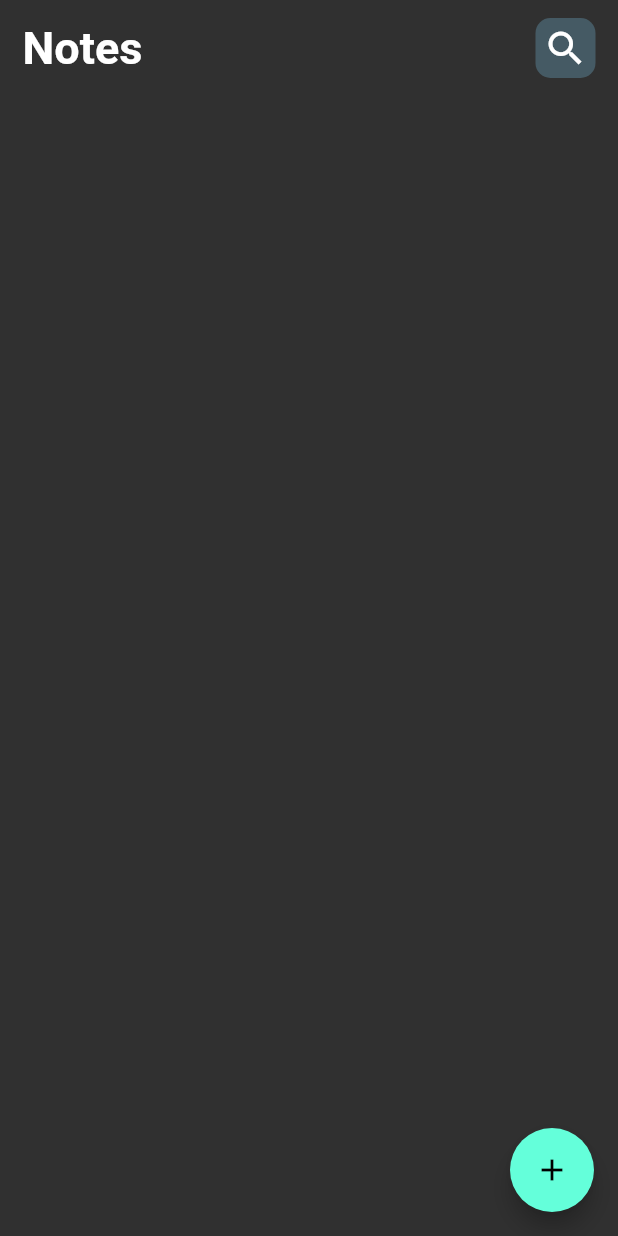
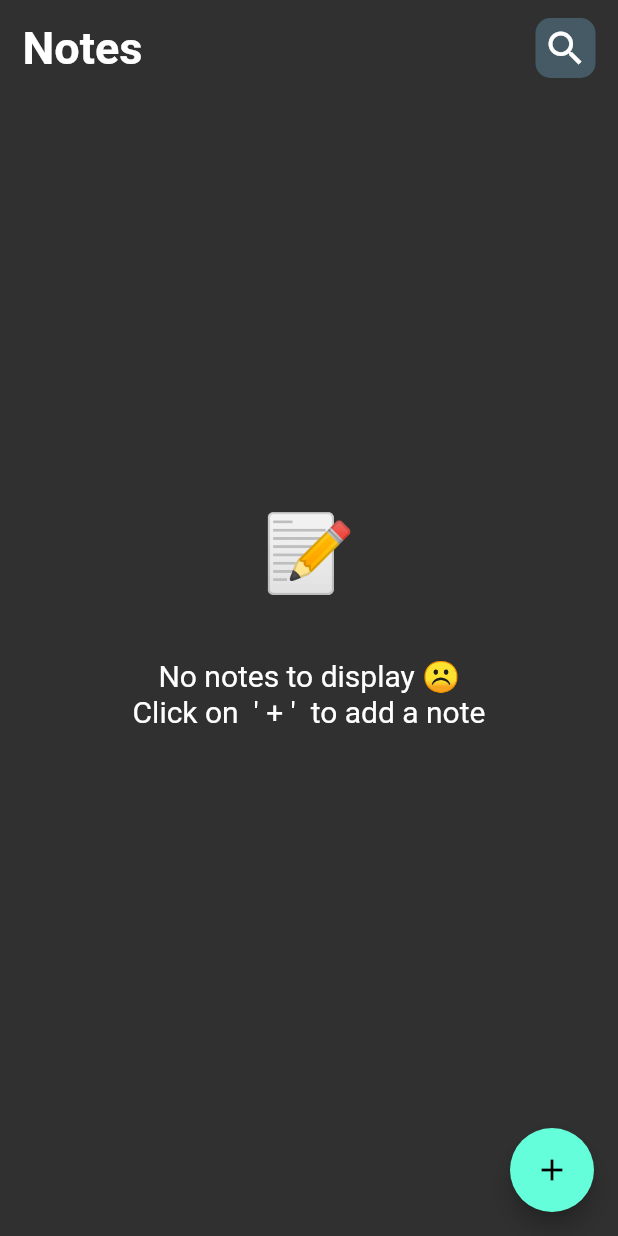
Before and after one commit to Amal4m41/Notes-App-Flutter, a Flutter app: the screen it shows after launch, on a phone screen of 412 x 824 dp. Run offline on Flutter 3.47's test engine with Material 2 defaults, Android fonts, the phone set to English and light mode, and no system bars; our stand-ins replace flutter_colorpicker, sqflite; accounts and stored records are empty.

Commit message:
Fixed displaying date issue for note tiles. Added empty notes screen.

```diff
--- /dev/null
+++ b/lib/components/notes_empty_message.dart
@@ -0,0 +1,26 @@
+import 'package:flutter/material.dart';
+import 'package:notes_app/utils/widget_functions.dart';
+
+class NotesEmptyMessage extends StatelessWidget {
+  const NotesEmptyMessage({Key? key}) : super(key: key);
+
+  @override
+  Widget build(BuildContext context) {
+    return Column(
+      mainAxisAlignment: MainAxisAlignment.center,
+      children: [
+        const Text("📝", style: TextStyle(fontSize: 50)),
+        getVerticalSpace(40),
+        const Text(
+          "No notes to display ☹",
+          style: TextStyle(fontSize: 20),
+        ),
+        const Text(
+          "Click on  ' + '  to add a note",
+          style: TextStyle(fontSize: 20),
+        ),
+        getVerticalSpace(60),
+      ],
+    );
+  }
+}
--- a/lib/components/notes_staggered_grid_view.dart
+++ b/lib/components/notes_staggered_grid_view.dart
@@ -1,5 +1,6 @@
 import 'package:flutter/material.dart';
 import 'package:flutter_staggered_grid_view/flutter_staggered_grid_view.dart';
+import 'package:intl/intl.dart';
 import 'package:notes_app/models/note.dart';
 import 'package:notes_app/utils/constants.dart';
 import 'note_card.dart';
@@ -27,7 +28,8 @@ class NotesStaggeredGridView extends StatelessWidget {
         child: NoteCard(
             title: notesList[index].title,
             color: noteColors[notesList[index].colorIndex],
-            createdDate: "November 2021"),
+            createdDate:
+                DateFormat.yMMMd().format(notesList[index].createdTime)),
       ),
       staggeredTileBuilder: (int index) => const StaggeredTile.fit(2),
       mainAxisSpacing: 6.0,
--- a/lib/screens/home_screen.dart
+++ b/lib/screens/home_screen.dart
@@ -3,6 +3,7 @@ import 'package:flutter/material.dart';
 import 'package:notes_app/components/custom_progress_indicator.dart';
 
 import 'package:notes_app/components/note_card.dart';
+import 'package:notes_app/components/notes_empty_message.dart';
 import 'package:notes_app/components/notes_staggered_grid_view.dart';
 import 'package:notes_app/components/round_icon_border.dart';
 import 'package:notes_app/database/notes_database.dart';
@@ -65,7 +66,9 @@ class _HomeScreenState extends State<HomeScreen> {
               ),
               getVerticalSpace(10),
               Expanded(
-                child: Stack(
+                child: notes.isEmpty
+                    ? NotesEmptyMessage()
+                    : Stack(
                         children: [
                           NotesStaggeredGridView(
                             notesList: notes,
@@ -98,25 +101,11 @@ class _HomeScreenState extends State<HomeScreen> {
                               ? CustomProgressIndicator(
                                   textMsg: "Loading Notes ...",
                                 )
-                        : const SizedBox(height: 0, width: 0), //Dummy widget.
+                              : const SizedBox(
+                                  height: 0, width: 0), //Dummy widget.
                         ],
                       ),
               ),
-              // TextButton(
-              //   onPressed: () async {
-              //     final note = await db.insertNote(
-              //       Note(
-              //         title: "Zlatan ibrahimovic",
-              //         description: "Manchester United",
-              //         createdTime: DateTime.now(),
-              //       ),
-              //     );
-              //     print(note.id);
-              //
-              //     getNotesFromDB();
-              //   },
-              //   child: Text("Click me"),
-              // ),
             ],
           ),
         ),
```
Lines whose indentation alone changed are shown as unchanged.
